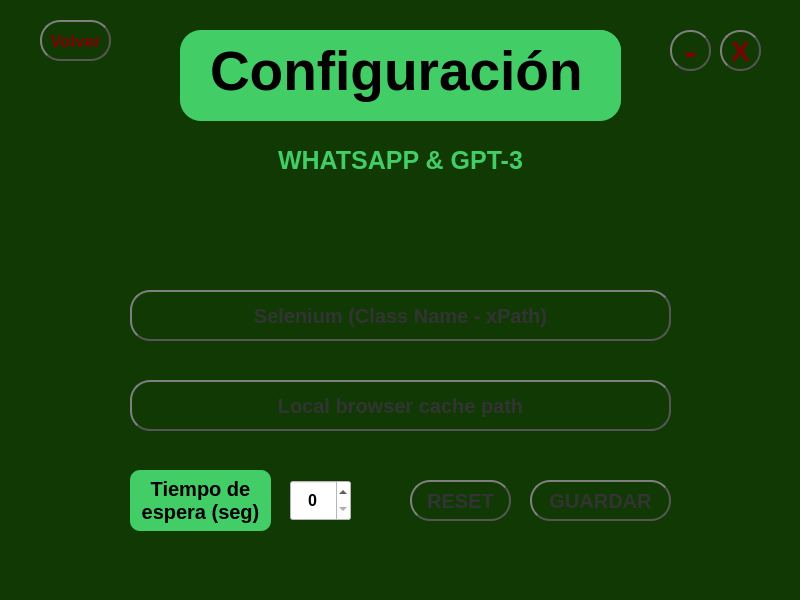
First picture: the form in ui/config.ui, repository SASOFTCO/ChatBot_WhatsApp, before the edit.
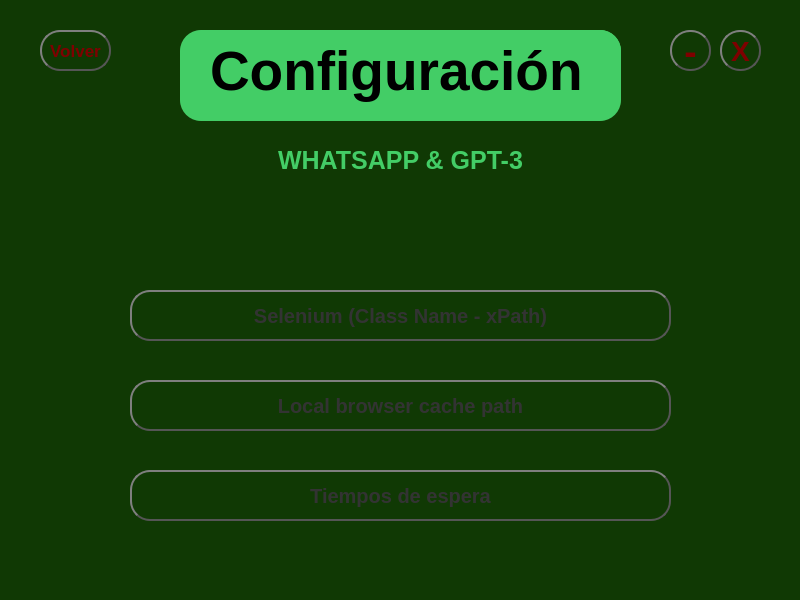
Second picture: the form after the edit.

What changed in the file:
```diff
--- a/ui/config.ui
+++ b/ui/config.ui
@@ -289,138 +289,11 @@
      <string>X</string>
     </property>
    </widget>
-   <widget class="QLabel" name="tiempoEsperaLabel">
-    <property name="geometry">
-     <rect>
-      <x>130</x>
-      <y>470</y>
-      <width>141</width>
-      <height>61</height>
-     </rect>
-    </property>
-    <property name="font">
-     <font>
-      <pointsize>15</pointsize>
-      <weight>75</weight>
-      <bold>true</bold>
-     </font>
-    </property>
-    <property name="toolTip">
-     <string>&lt;html&gt;&lt;head/&gt;&lt;body&gt;&lt;p align=&quot;center&quot;&gt;&lt;span style=&quot; color:#ffffff;&quot;&gt;Tiempo de espera para la respuesta de GPT-3 en segundos.&lt;/span&gt;&lt;/p&gt;&lt;/body&gt;&lt;/html&gt;</string>
-    </property>
-    <property name="styleSheet">
-     <string notr="true">QLabel{
-	background-color: rgb(67, 205, 102);
-	border-radius: 10px;
-	min-height: 20px;
-	min-width: 20px;
-}</string>
-    </property>
-    <property name="text">
-     <string>&lt;html&gt;&lt;head/&gt;&lt;body&gt;&lt;p align=&quot;center&quot;&gt;Tiempo de&lt;br/&gt;espera (seg)&lt;/p&gt;&lt;/body&gt;&lt;/html&gt;</string>
-    </property>
-   </widget>
-   <widget class="QPushButton" name="saveConfigBtn">
-    <property name="geometry">
-     <rect>
-      <x>530</x>
-      <y>480</y>
-      <width>141</width>
-      <height>41</height>
-     </rect>
-    </property>
-    <property name="font">
-     <font>
-      <pointsize>15</pointsize>
-      <weight>75</weight>
-      <bold>true</bold>
-     </font>
-    </property>
-    <property name="styleSheet">
-     <string notr="true">QPushButton {
-    color: #333;
-    border: 2px solid #555;
-    border-radius: 20px;
-    border-style: outset;
-    background: qradialgradient(
-        cx: 0.3, cy: -0.4, fx: 0.3, fy: -0.4,
-        radius: 1.35, stop: 0 #CCAD50, stop: 1 #C29611
-        );
-    padding: 5px;
-    }
-
-QPushButton:hover {
-    background: qradialgradient(
-        cx: 0.3, cy: -0.4, fx: 0.3, fy: -0.4,
-        radius: 1.35, stop: 0 #CCAD50, stop: 1 #FAD461
-        );
-    }
-
-QPushButton:pressed {
-    border-style: inset;
-    background: qradialgradient(
-        cx: 0.4, cy: -0.1, fx: 0.4, fy: -0.1,
-        radius: 1.35, stop: 0 #CCAD50, stop: 1 #ddd
-        );
-    }</string>
-    </property>
-    <property name="text">
-     <string>GUARDAR</string>
-    </property>
-   </widget>
-   <widget class="QPushButton" name="resetBtn">
-    <property name="geometry">
-     <rect>
-      <x>410</x>
-      <y>480</y>
-      <width>101</width>
-      <height>41</height>
-     </rect>
-    </property>
-    <property name="font">
-     <font>
-      <pointsize>15</pointsize>
-      <weight>75</weight>
-      <bold>true</bold>
-     </font>
-    </property>
-    <property name="styleSheet">
-     <string notr="true">QPushButton {
-    color: #333;
-    border: 2px solid #555;
-    border-radius: 20px;
-    border-style: outset;
-    background: qradialgradient(
-        cx: 0.3, cy: -0.4, fx: 0.3, fy: -0.4,
-        radius: 1.35, stop: 0 #fff, stop: 1 #888
-        );
-    padding: 5px;
-    }
-
-QPushButton:hover {
-    background: qradialgradient(
-        cx: 0.3, cy: -0.4, fx: 0.3, fy: -0.4,
-        radius: 1.35, stop: 0 #fff, stop: 1 #bbb
-        );
-    }
-
-QPushButton:pressed {
-    border-style: inset;
-    background: qradialgradient(
-        cx: 0.4, cy: -0.1, fx: 0.4, fy: -0.1,
-        radius: 1.35, stop: 0 #fff, stop: 1 #ddd
-        );
-    }</string>
-    </property>
-    <property name="text">
-     <string>RESET</string>
-    </property>
-   </widget>
    <widget class="QPushButton" name="volverBtn">
     <property name="geometry">
      <rect>
       <x>40</x>
-      <y>20</y>
+      <y>30</y>
       <width>71</width>
       <height>41</height>
      </rect>
@@ -464,32 +337,6 @@
      <string>Volver</string>
     </property>
    </widget>
-   <widget class="QSpinBox" name="tEsperaInput">
-    <property name="geometry">
-     <rect>
-      <x>290</x>
-      <y>480</y>
-      <width>61</width>
-      <height>41</height>
-     </rect>
-    </property>
-    <property name="font">
-     <font>
-      <pointsize>12</pointsize>
-      <weight>75</weight>
-      <bold>true</bold>
-     </font>
-    </property>
-    <property name="styleSheet">
-     <string notr="true">background-color: rgb(255, 255, 255);</string>
-    </property>
-    <property name="wrapping">
-     <bool>false</bool>
-    </property>
-    <property name="alignment">
-     <set>Qt::AlignCenter</set>
-    </property>
-   </widget>
    <widget class="QPushButton" name="minimizarBtn">
     <property name="geometry">
      <rect>
@@ -542,6 +389,73 @@
      <string>-</string>
     </property>
    </widget>
+   <widget class="QPushButton" name="tiemposBtn">
+    <property name="enabled">
+     <bool>true</bool>
+    </property>
+    <property name="geometry">
+     <rect>
+      <x>130</x>
+      <y>470</y>
+      <width>541</width>
+      <height>51</height>
+     </rect>
+    </property>
+    <property name="minimumSize">
+     <size>
+      <width>541</width>
+      <height>51</height>
+     </size>
+    </property>
+    <property name="maximumSize">
+     <size>
+      <width>541</width>
+      <height>51</height>
+     </size>
+    </property>
+    <property name="font">
+     <font>
+      <pointsize>15</pointsize>
+      <weight>75</weight>
+      <bold>true</bold>
+     </font>
+    </property>
+    <property name="styleSheet">
+     <string notr="true">QPushButton {
+    color: #333;
+    border: 2px solid #555;
+    border-radius: 20px;
+    border-style: outset;
+    background: qradialgradient(
+        cx: 0.3, cy: -0.4, fx: 0.3, fy: -0.4,
+        radius: 1.35, stop: 0 #48dc6e, stop: 1 #39ae57
+        );
+    padding: 5px;
+    }
+
+QPushButton:hover {
+    background: qradialgradient(
+        cx: 0.3, cy: -0.4, fx: 0.3, fy: -0.4,
+        radius: 1.35, stop: 0 #48dc6e, stop: 1 #50f379
+        );
+    }
+
+QPushButton:pressed {
+    border-style: inset;
+    background: qradialgradient(
+        cx: 0.4, cy: -0.1, fx: 0.4, fy: -0.1,
+        radius: 1.35, stop: 0 #48dc6e, stop: 1 #ddd
+        );
+    }
+QPushButton:disabled {
+    background-color: #6a737c;
+    color: #333;
+	}</string>
+    </property>
+    <property name="text">
+     <string>Tiempos de espera</string>
+    </property>
+   </widget>
   </widget>
   <widget class="QMenuBar" name="menubar">
    <property name="geometry">
```
